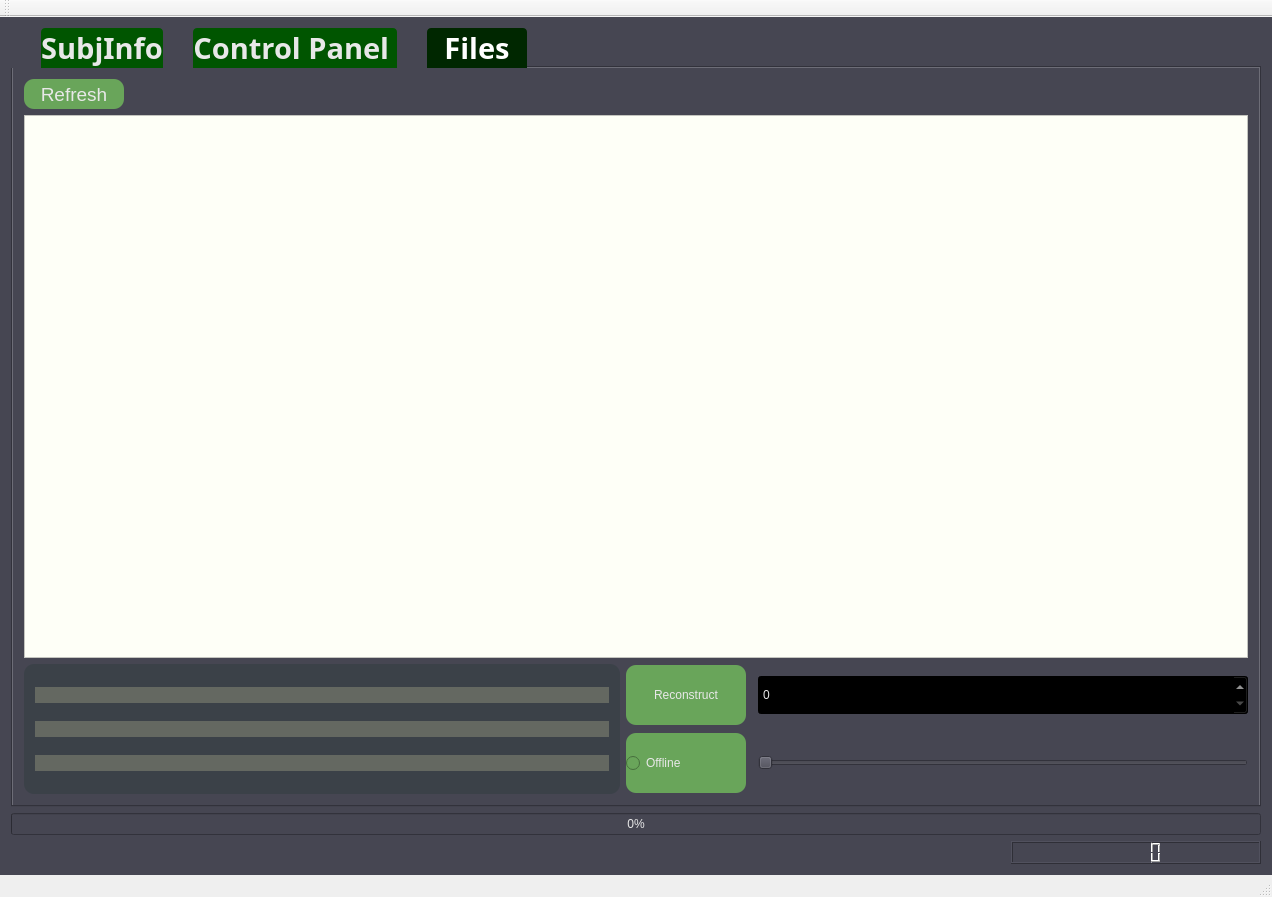
Above: nWindows/mainwindow.ui from zhaomengxiao/nWindows before the change. Below: the same form after it.
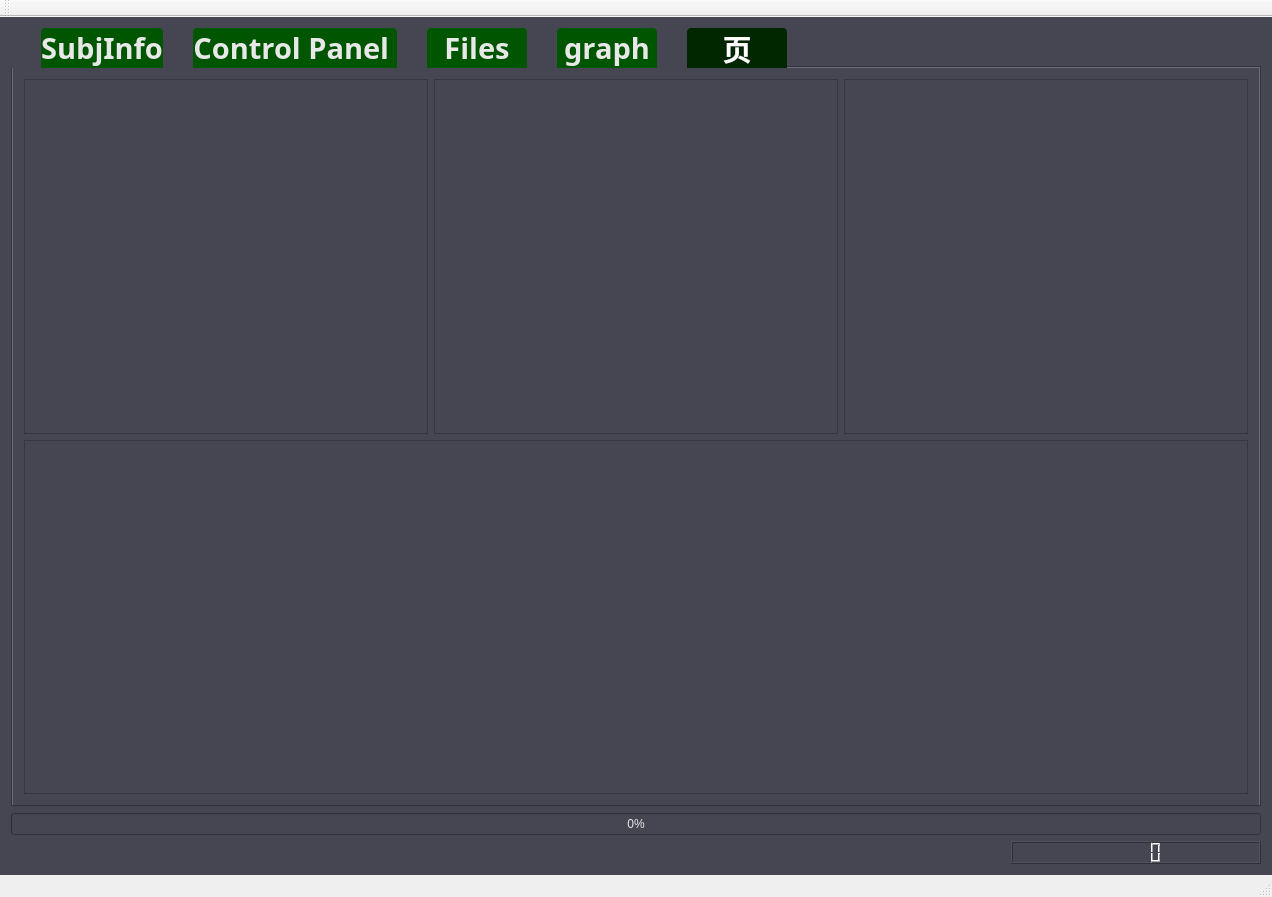
That is the form after the change. Icons and pictures are not drawn.

Commit message: GOM filter完成 画出关节角度 需要重构JointAngle

```diff
--- a/nWindows/mainwindow.ui
+++ b/nWindows/mainwindow.ui
@@ -86,7 +86,7 @@
 </string>
       </property>
       <property name="currentIndex">
-       <number>2</number>
+       <number>4</number>
       </property>
       <property name="iconSize">
        <size>
@@ -2379,6 +2379,156 @@
         </item>
        </layout>
       </widget>
+      <widget class="QWidget" name="tab_3">
+       <attribute name="title">
+        <string>graph</string>
+       </attribute>
+       <layout class="QGridLayout" name="gridLayout_12">
+        <item row="0" column="0">
+         <widget class="QScrollArea" name="scrollArea_graph">
+          <property name="widgetResizable">
+           <bool>true</bool>
+          </property>
+          <widget class="QWidget" name="scrollAreaWidgetContents_2">
+           <property name="geometry">
+            <rect>
+             <x>0</x>
+             <y>0</y>
+             <width>404</width>
+             <height>347</height>
+            </rect>
+           </property>
+          </widget>
+         </widget>
+        </item>
+        <item row="0" column="1">
+         <widget class="QScrollArea" name="scrollArea_3">
+          <property name="widgetResizable">
+           <bool>true</bool>
+          </property>
+          <widget class="QWidget" name="scrollAreaWidgetContents_4">
+           <property name="geometry">
+            <rect>
+             <x>0</x>
+             <y>0</y>
+             <width>404</width>
+             <height>347</height>
+            </rect>
+           </property>
+          </widget>
+         </widget>
+        </item>
+        <item row="0" column="2">
+         <widget class="QScrollArea" name="scrollArea_4">
+          <property name="widgetResizable">
+           <bool>true</bool>
+          </property>
+          <widget class="QWidget" name="scrollAreaWidgetContents_5">
+           <property name="geometry">
+            <rect>
+             <x>0</x>
+             <y>0</y>
+             <width>404</width>
+             <height>347</height>
+            </rect>
+           </property>
+          </widget>
+         </widget>
+        </item>
+        <item row="1" column="0" colspan="3">
+         <widget class="QScrollArea" name="scrollArea_2">
+          <property name="widgetResizable">
+           <bool>true</bool>
+          </property>
+          <widget class="QWidget" name="scrollAreaWidgetContents_3">
+           <property name="geometry">
+            <rect>
+             <x>0</x>
+             <y>0</y>
+             <width>1228</width>
+             <height>346</height>
+            </rect>
+           </property>
+          </widget>
+         </widget>
+        </item>
+       </layout>
+      </widget>
+      <widget class="QWidget" name="tab_4">
+       <attribute name="title">
+        <string>页</string>
+       </attribute>
+       <layout class="QGridLayout" name="gridLayout_13">
+        <item row="0" column="0">
+         <widget class="QScrollArea" name="scrollArea_KneeAngle_allcycle">
+          <property name="widgetResizable">
+           <bool>true</bool>
+          </property>
+          <widget class="QWidget" name="scrollAreaWidgetContents_6">
+           <property name="geometry">
+            <rect>
+             <x>0</x>
+             <y>0</y>
+             <width>404</width>
+             <height>347</height>
+            </rect>
+           </property>
+          </widget>
+         </widget>
+        </item>
+        <item row="0" column="1">
+         <widget class="QScrollArea" name="scrollArea_KneeAngle_poly">
+          <property name="widgetResizable">
+           <bool>true</bool>
+          </property>
+          <widget class="QWidget" name="scrollAreaWidgetContents_7">
+           <property name="geometry">
+            <rect>
+             <x>0</x>
+             <y>0</y>
+             <width>404</width>
+             <height>347</height>
+            </rect>
+           </property>
+          </widget>
+         </widget>
+        </item>
+        <item row="0" column="2">
+         <widget class="QScrollArea" name="scrollArea_KneeAngle_ave">
+          <property name="widgetResizable">
+           <bool>true</bool>
+          </property>
+          <widget class="QWidget" name="scrollAreaWidgetContents_9">
+           <property name="geometry">
+            <rect>
+             <x>0</x>
+             <y>0</y>
+             <width>404</width>
+             <height>347</height>
+            </rect>
+           </property>
+          </widget>
+         </widget>
+        </item>
+        <item row="1" column="0" colspan="3">
+         <widget class="QScrollArea" name="scrollArea_KneeAngle_clip">
+          <property name="widgetResizable">
+           <bool>true</bool>
+          </property>
+          <widget class="QWidget" name="scrollAreaWidgetContents_8">
+           <property name="geometry">
+            <rect>
+             <x>0</x>
+             <y>0</y>
+             <width>1228</width>
+             <height>346</height>
+            </rect>
+           </property>
+          </widget>
+         </widget>
+        </item>
+       </layout>
+      </widget>
      </widget>
     </item>
    </layout>
```
The commit also changes 23 other files.
